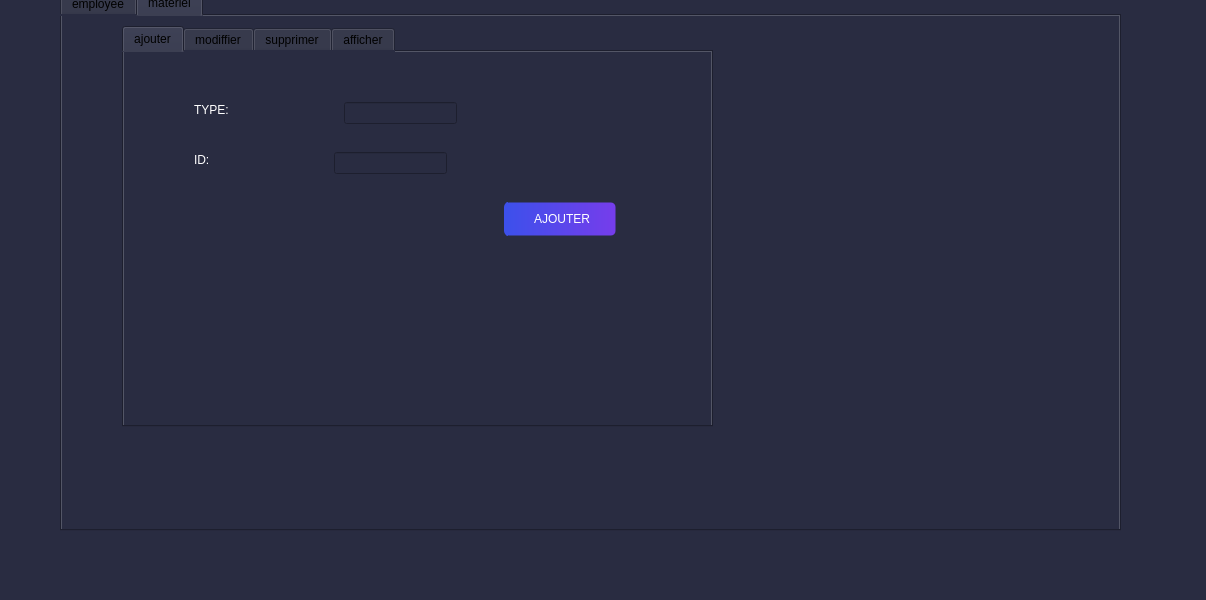
Above: mainwindow.ui from dorra-kallel/c-e-health-application before the change. Below: the same form after it.
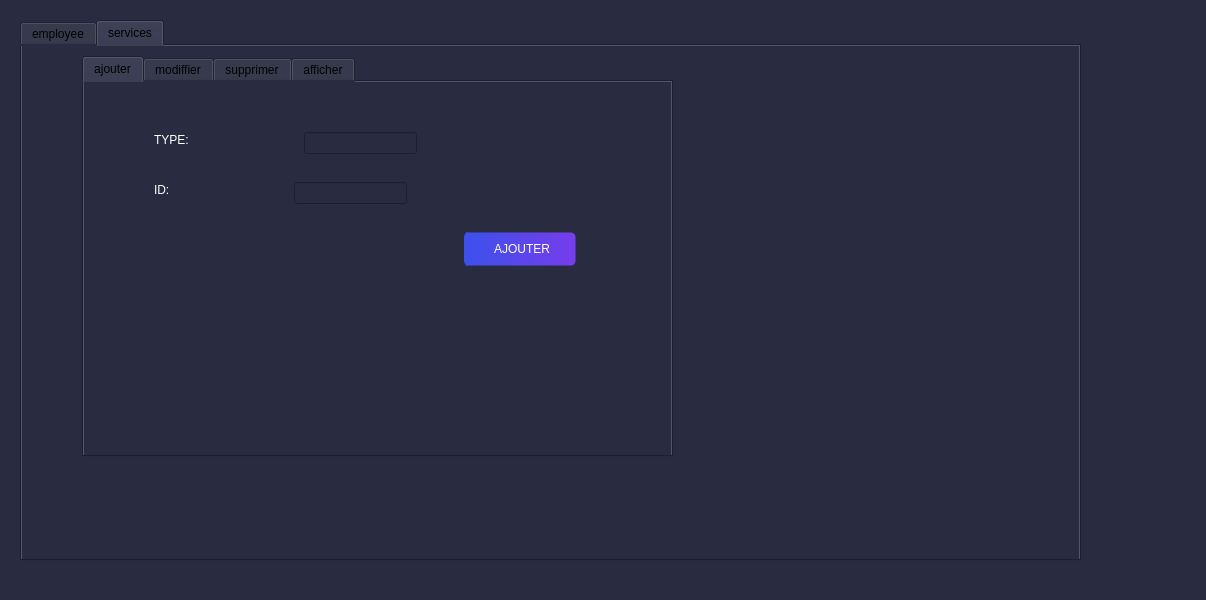
That is the form after the change. The open tabs and pages were chosen to show the change. Icons and pictures are not drawn.

Diff of the .ui file:
```diff
--- a/mainwindow.ui
+++ b/mainwindow.ui
@@ -21,8 +21,8 @@
    <widget class="QTabWidget" name="tabWidget">
     <property name="geometry">
      <rect>
-      <x>60</x>
-      <y>-10</y>
+      <x>20</x>
+      <y>20</y>
       <width>1061</width>
       <height>541</height>
      </rect>
@@ -735,7 +735,7 @@
     </widget>
     <widget class="QWidget" name="tab_2">
      <attribute name="title">
-      <string>materiel</string>
+      <string>services</string>
      </attribute>
      <widget class="QTabWidget" name="tabWidget_3">
       <property name="geometry">
```
Left out of the diff: 4 changed lines with no effect on the pictures.
